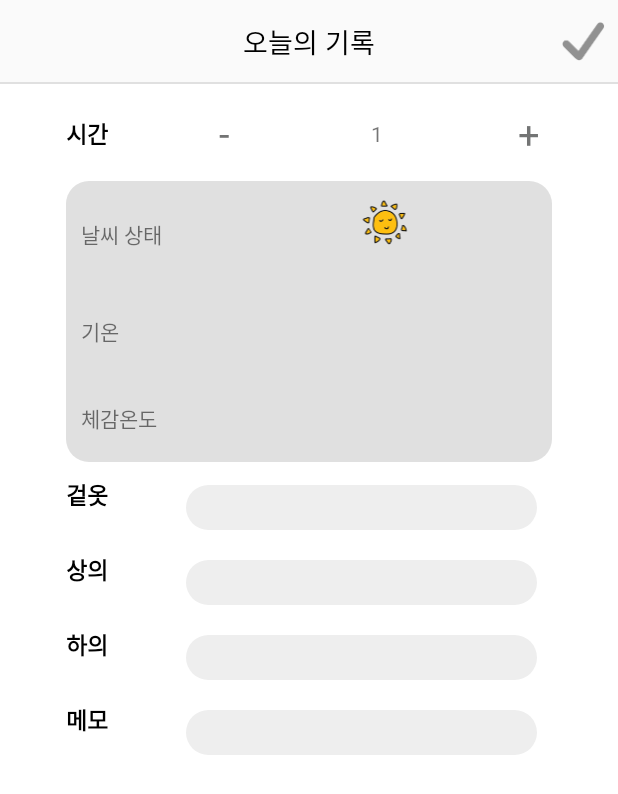
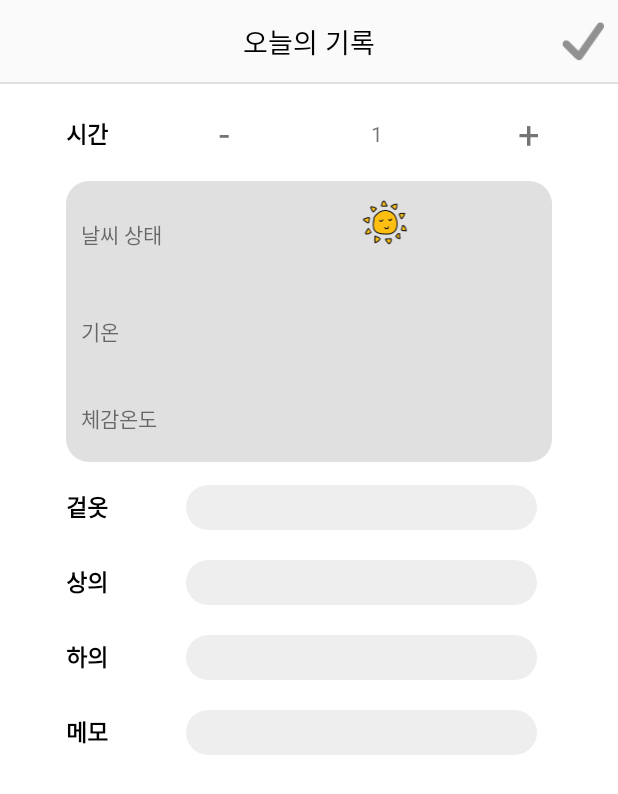
Before and after one commit to sovovy/MyCloset, an Android app: the screen it shows after launch (AddActivity), after a tap on an icon or button, on a phone screen of 412 x 824 dp. Shown: the top 794 px of the screen. Run offline under Robolectric (Android 15) with nearby library versions, the phone set to English and light mode, and no system bars; 1 statement that could not run was skipped.

Commit message:
주소 액셀 import, <주소 설정> 완성

```diff
--- a/app/build.gradle
+++ b/app/build.gradle
@@ -27,10 +27,12 @@ dependencies {
     implementation "org.jetbrains.kotlin:kotlin-stdlib-jre7:$kotlin_version"
     implementation 'com.android.support:appcompat-v7:27.1.1'
     implementation 'com.android.support.constraint:constraint-layout:1.1.3'
+    implementation 'com.android.support:support-v4:27.1.1'
     testImplementation 'junit:junit:4.12'
     androidTestImplementation 'com.android.support.test:runner:1.0.2'
     androidTestImplementation 'com.android.support.test.espresso:espresso-core:3.0.2'
     implementation 'com.android.support:design:27.1.1'
     implementation 'com.android.support:cardview-v7:27.1.1'
     implementation 'com.android.support:recyclerview-v7:27.1.1'
+    implementation 'net.sourceforge.jexcelapi:jxl:2.6.12'
 }
--- a/app/src/main/AndroidManifest.xml
+++ b/app/src/main/AndroidManifest.xml
@@ -8,8 +8,9 @@
         android:label="@string/app_name"
         android:supportsRtl="true"
         android:theme="@style/AppTheme">
-        <activity android:name=".ui.MainActivity"/>
-        <activity android:name=".ui.add.AddActivity"></activity>
+        <activity android:name=".ui.MainActivity" />
+        <activity android:name=".ui.add.AddActivity" />
+        <activity android:name=".ui.setting.SelectActivity" />
         <activity android:name=".ui.splash.SplashActivity">
             <intent-filter>
                 <action android:name="android.intent.action.MAIN" />
@@ -17,6 +18,7 @@
                 <category android:name="android.intent.category.LAUNCHER" />
             </intent-filter>
         </activity>
+        <activity android:name=".ui.setting.SelectGuActivity"></activity>
     </application>
 
 </manifest>
--- a/app/src/main/java/com/mycloset/mycloset/ui/MainActivity.kt
+++ b/app/src/main/java/com/mycloset/mycloset/ui/MainActivity.kt
@@ -1,16 +1,22 @@
 package com.mycloset.mycloset.ui
 
+import android.app.Activity
+import android.content.Intent
+import android.content.SharedPreferences
 import android.support.v7.app.AppCompatActivity
 import android.os.Bundle
 import android.support.v4.app.Fragment
 import android.view.View
 import com.mycloset.mycloset.R
 import com.mycloset.mycloset.ui.record.RecordFragment
+import com.mycloset.mycloset.ui.setting.SelectActivity
 import com.mycloset.mycloset.ui.setting.SettingFragment
 import com.mycloset.mycloset.ui.today.TodayFragment
+import com.mycloset.mycloset.util.SharedPreferenceController
 import kotlinx.android.synthetic.main.activity_main.*
 
 class MainActivity : AppCompatActivity(), View.OnClickListener {
+
     // 하단탭 버튼이 눌릴 때, 아이콘 이미지 변경과 fragment 교체
     override fun onClick(v: View?) {
         when(v){
@@ -39,6 +45,17 @@ class MainActivity : AppCompatActivity(), View.OnClickListener {
         super.onCreate(savedInstanceState)
         setContentView(R.layout.activity_main)
 
+        var pref : SharedPreferences = getSharedPreferences("isFirst", Activity.MODE_PRIVATE)
+        var isFirstRun = pref.getBoolean("isFirst", true)
+        if(isFirstRun){
+            pref.edit().putBoolean("isFirst", false).apply()
+            startActivity(Intent(this, SelectActivity::class.java))
+        }
+        else{
+            SharedPreferenceController.sharedPreferenceController.getX(this)
+            SharedPreferenceController.sharedPreferenceController.getY(this)
+        }
+
         addFragment(TodayFragment())
 
         main_today_iv.isSelected = true
--- a/app/src/main/java/com/mycloset/mycloset/ui/today/TodayFragment.kt
+++ b/app/src/main/java/com/mycloset/mycloset/ui/today/TodayFragment.kt
@@ -8,6 +8,9 @@ import android.view.View
 import android.view.ViewGroup
 import com.mycloset.mycloset.R
 import com.mycloset.mycloset.ui.add.AddActivity
+import com.mycloset.mycloset.ui.setting.SelectActivity
+import com.mycloset.mycloset.util.SharedPreferenceController
+import kotlinx.android.synthetic.main.fragment_today.*
 import kotlinx.android.synthetic.main.fragment_today.view.*
 
 class TodayFragment : Fragment() {
@@ -16,6 +19,13 @@ class TodayFragment : Fragment() {
         v.today_add_ib.setOnClickListener {
             startActivity(Intent(activity, AddActivity::class.java))
         }
+
+        v.today_title_tv.text = SharedPreferenceController.sharedPreferenceController.getGu(context!!)+" ^~^"
+
+        v.today_title_tv.setOnClickListener {
+            startActivity(Intent(activity, SelectActivity::class.java))
+        }
+
         return v
     }
 }
--- a/app/src/main/res/layout/activity_add.xml
+++ b/app/src/main/res/layout/activity_add.xml
@@ -172,15 +172,16 @@
             android:layout_height="50dp"
             android:orientation="horizontal"
             android:layout_marginTop="5dp">
+
             <TextView
                 android:layout_width="70dp"
                 android:layout_height="wrap_content"
+                android:fontFamily="@font/nanum_b"
                 android:text="겉옷"
-                android:fontFamily="@font/nanum_b"
+                android:textColor="@color/titleText"
                 android:textSize="15dp"
-                android:textColor="@color/titleText"
                 android:textStyle="bold"
-                android:gravity="center_vertical"/>
+                android:layout_marginTop="8dp"/>
             <EditText
                 android:id="@+id/add_outer_et"
                 android:layout_width="match_parent"
@@ -206,7 +207,7 @@
                 android:textSize="15dp"
                 android:textColor="@color/titleText"
                 android:textStyle="bold"
-                android:gravity="center_vertical"/>
+                android:layout_marginTop="8dp"/>
             <EditText
                 android:id="@+id/add_top_et"
                 android:layout_width="match_parent"
@@ -231,7 +232,8 @@
                 android:fontFamily="@font/nanum_b"
                 android:textSize="15dp"
                 android:textColor="@color/titleText"
-                android:textStyle="bold"/>
+                android:textStyle="bold"
+                android:layout_marginTop="8dp"/>
             <EditText
                 android:id="@+id/add_bottom_et"
                 android:layout_width="match_parent"
@@ -256,7 +258,8 @@
                 android:fontFamily="@font/nanum_b"
                 android:textSize="15dp"
                 android:textColor="@color/titleText"
-                android:textStyle="bold"/>
+                android:textStyle="bold"
+                android:layout_marginTop="8dp"/>
             <EditText
                 android:id="@+id/add_memo_et"
                 android:layout_width="match_parent"
--- a/app/src/main/res/layout/fragment_setting.xml
+++ b/app/src/main/res/layout/fragment_setting.xml
@@ -31,7 +31,7 @@
     <android.support.constraint.ConstraintLayout
         android:id="@+id/setting_location_constraint"
         android:layout_width="match_parent"
-        android:layout_height="80dp"
+        android:layout_height="70dp"
         app:layout_constraintTop_toBottomOf="@id/setting_title_relative">
 
         <ImageView
@@ -67,7 +67,7 @@
     <android.support.constraint.ConstraintLayout
         android:id="@+id/setting_tempError_constraint"
         android:layout_width="match_parent"
-        android:layout_height="80dp"
+        android:layout_height="70dp"
         app:layout_constraintTop_toBottomOf="@id/setting_location_constraint">
 
         <ImageView
@@ -103,7 +103,7 @@
     <android.support.constraint.ConstraintLayout
         android:id="@+id/setting_question_constraint"
         android:layout_width="match_parent"
-        android:layout_height="80dp"
+        android:layout_height="70dp"
         app:layout_constraintTop_toBottomOf="@id/setting_tempError_constraint">
 
         <ImageView
```
Also changed, not shown: app/src/main/java/com/mycloset/mycloset/ui/setting/SettingFragment.kt (+12 -1 lines), app/src/main/java/com/mycloset/mycloset/util/SharedPreferenceController.kt (+34 -6 lines).
